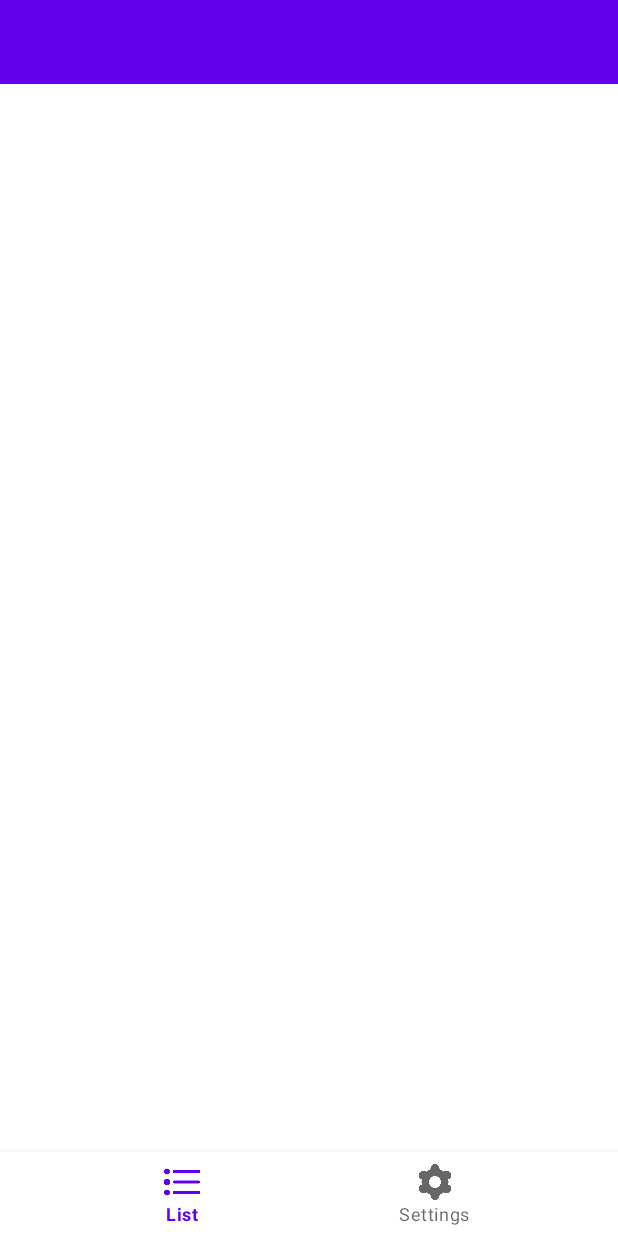
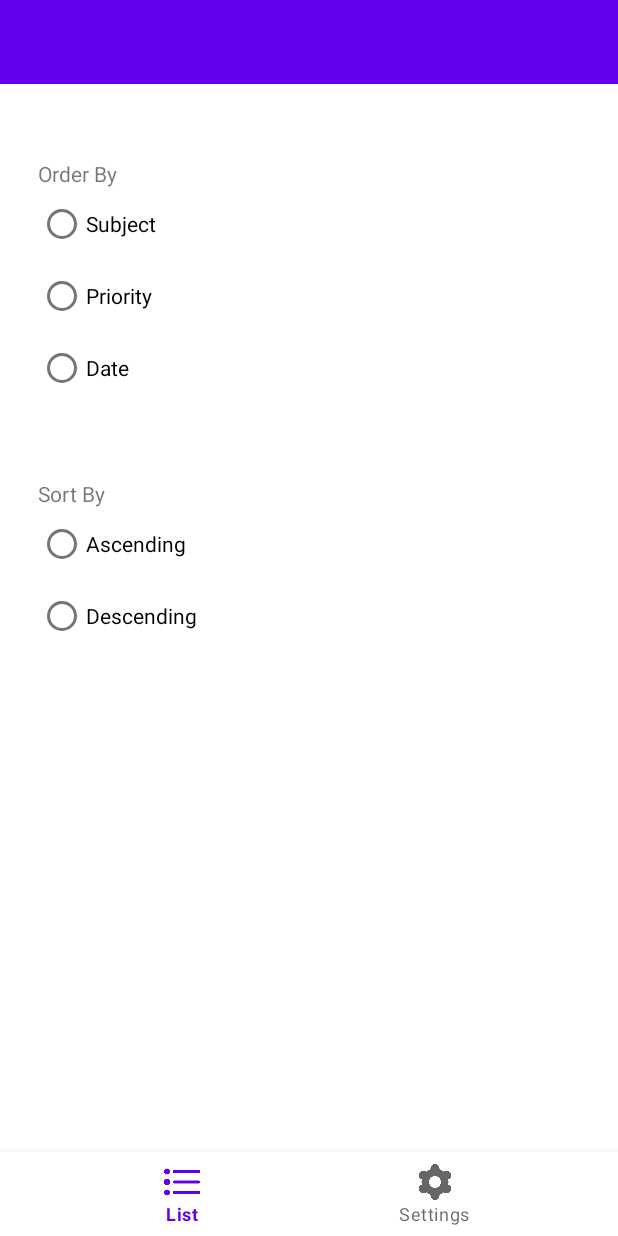
Before and after one commit to JayMelon/NoteAndListMemoApp, an Android app: the NotesSettingsActivity screen opened directly, with no data from a screen before it, on a phone screen of 412 x 824 dp. Run offline under Robolectric (Android 15) with nearby library versions, the phone set to English and light mode, and no system bars.

Commit message:
Created IDs such as all RadioGroups/Buttons adapter_note.xml has been completed.

```diff
--- a/app/src/main/res/layout/activity_notes_settings.xml
+++ b/app/src/main/res/layout/activity_notes_settings.xml
@@ -5,6 +5,40 @@
     android:layout_width="match_parent"
     android:layout_height="match_parent"
     tools:context=".NotesSettingsActivity">
+
+    <RadioGroup
+        android:id="@+id/radioGroup_Settings_Subjects"
+        android:layout_width="wrap_content"
+        android:layout_height="wrap_content"
+        android:layout_marginStart="25dp"
+        android:layout_marginTop="50dp"
+        app:layout_constraintStart_toStartOf="parent"
+        app:layout_constraintTop_toBottomOf="@+id/defaultToolbar">
+
+        <TextView
+            android:id="@+id/textview_radioGroup_OrderBy"
+            android:layout_width="match_parent"
+            android:layout_height="wrap_content"
+            android:text="@string/textView_RadioGroup_OrderBy" />
+
+        <RadioButton
+            android:id="@+id/radioButton_subject"
+            android:layout_width="match_parent"
+            android:layout_height="wrap_content"
+            android:text="@string/radiobutton_Subject" />
+
+        <RadioButton
+            android:id="@+id/radioButton_Priority"
+            android:layout_width="match_parent"
+            android:layout_height="wrap_content"
+            android:text="@string/radiobutton_Priority" />
+
+        <RadioButton
+            android:id="@+id/radioButton_Date"
+            android:layout_width="match_parent"
+            android:layout_height="wrap_content"
+            android:text="@string/radiobutton_Date" />
+    </RadioGroup>
 
     <include
         android:id="@+id/defaultToolbar"
@@ -18,6 +52,34 @@
         tools:layout_conversion_absoluteHeight="56dp"
         tools:layout_conversion_absoluteWidth="411dp" />
 
+    <RadioGroup
+        android:id="@+id/radioGroup"
+        android:layout_width="wrap_content"
+        android:layout_height="wrap_content"
+        android:layout_marginStart="25dp"
+        android:layout_marginTop="50dp"
+        app:layout_constraintStart_toStartOf="parent"
+        app:layout_constraintTop_toBottomOf="@+id/radioGroup_Settings_Subjects">
+
+        <TextView
+            android:id="@+id/textview_RadioGroup_SortBy"
+            android:layout_width="match_parent"
+            android:layout_height="wrap_content"
+            android:text="@string/textview_RadioGroup_SortBy" />
+
+        <RadioButton
+            android:id="@+id/radioButton_Asc"
+            android:layout_width="match_parent"
+            android:layout_height="wrap_content"
+            android:text="@string/radioButton_Asc" />
+
+        <RadioButton
+            android:id="@+id/radioButton_Desc"
+            android:layout_width="match_parent"
+            android:layout_height="wrap_content"
+            android:text="@string/radioButton_Desc" />
+    </RadioGroup>
+
     <com.google.android.material.bottomnavigation.BottomNavigationView
         android:id="@+id/navigationBar"
         android:layout_width="match_parent"
@@ -27,12 +89,4 @@
         app:layout_constraintStart_toStartOf="parent"
         app:menu="@menu/bottom_nav_menu" />
 
-    <androidx.recyclerview.widget.RecyclerView
-        android:id="@+id/recyclerView"
-        android:layout_width="match_parent"
-        android:layout_height="617dp"
-        app:layout_constraintBottom_toTopOf="@+id/navigationBar"
-        app:layout_constraintEnd_toEndOf="parent"
-        app:layout_constraintStart_toStartOf="parent" />
-
 </androidx.constraintlayout.widget.ConstraintLayout>
--- a/app/src/main/res/values/strings.xml
+++ b/app/src/main/res/values/strings.xml
@@ -2,4 +2,11 @@
     <string name="app_name">NoteAndListMemoApp</string>
     <string name="nav_list_name">List</string>
     <string name="nav_settings_name">Settings</string>
+    <string name="radiobutton_Subject">Subject</string>
+    <string name="radiobutton_Priority">Priority</string>
+    <string name="radiobutton_Date">Date</string>
+    <string name="textview_RadioGroup_SortBy">Sort By</string>
+    <string name="textView_RadioGroup_OrderBy">Order By</string>
+    <string name="radioButton_Asc">Ascending</string>
+    <string name="radioButton_Desc">Descending</string>
 </resources>
```
Also changed, not shown: app/src/main/res/layout/activity_main.xml (+9 -2 lines), app/src/main/res/layout/adapter_note.xml (+28 -0 lines).
